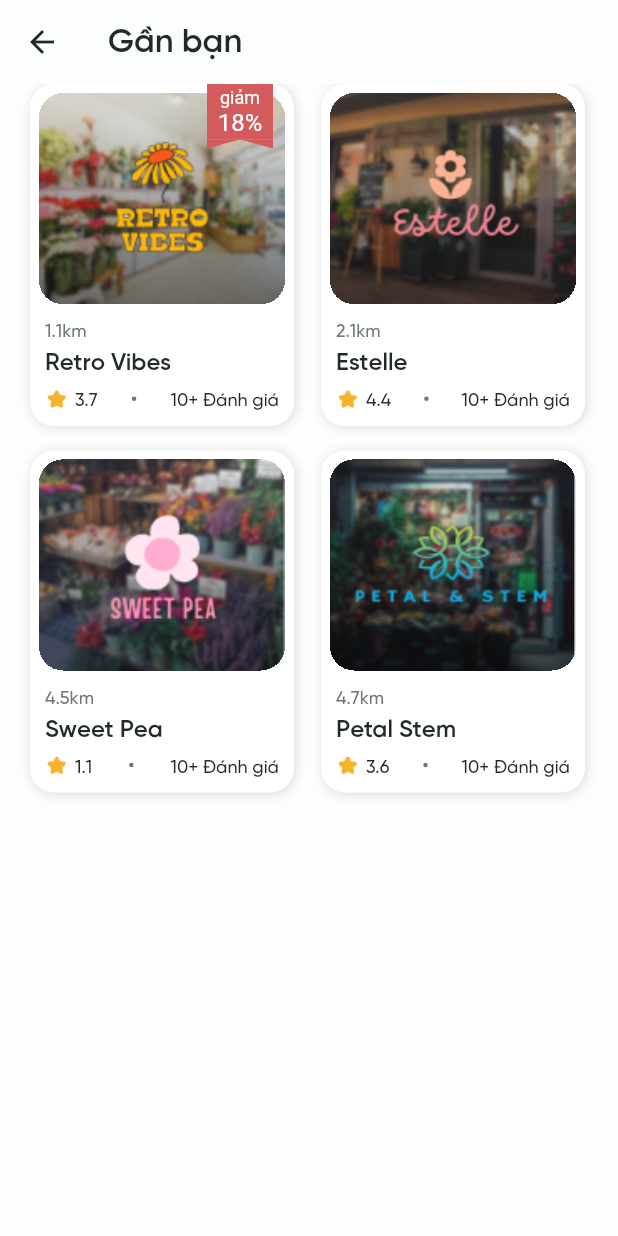
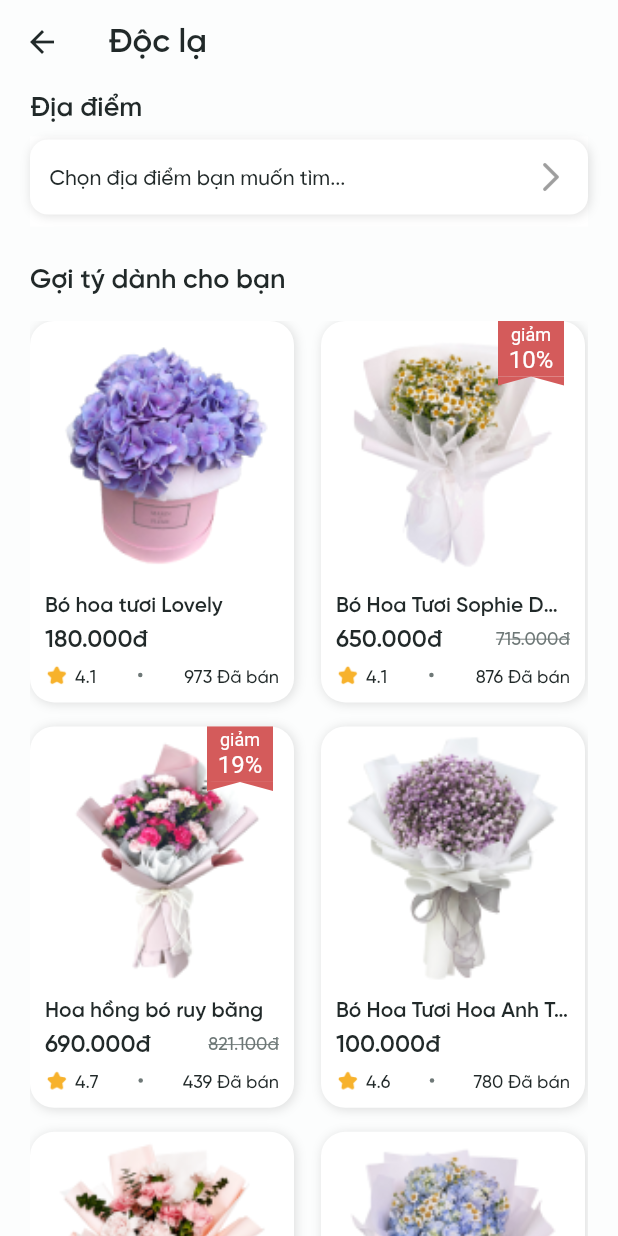
Before and after one commit to Nhatdote/flutter_flora, a Flutter app: the IndexScreen screen opened by its route, after a tap on "Độc lạ", on a phone screen of 412 x 824 dp. Run offline on Flutter 3.47's test engine with Material 2 defaults, Android fonts, the phone set to English and light mode, and no system bars; drawn by our look-alikes of dropdown_button2; our stand-ins replace camera, carousel_slider, flutter_keyboard_visibility, shared_preferences, smooth_page_indicator, video_player and 1 more; accounts and stored records are empty; network calls fail.

Commit message:
UPdate strange screen

```diff
--- /dev/null
+++ b/lib/api.dart
@@ -0,0 +1,26 @@
+import 'dart:convert';
+
+import 'package:http/http.dart' as http;
+
+class API {
+  static Future<List<Map<String, dynamic>>> get districts async {
+    const String api = 'https://provinces.open-api.vn/api/p/1?depth=2';
+
+    var res = await http.get(Uri.parse(api));
+
+    if (res.statusCode == 200) {
+      String responseString = utf8.decode(res.bodyBytes);
+      Map<String, dynamic> body = jsonDecode(responseString);
+      List districts = body['districts'];
+
+      return districts.map((h) {
+        return {
+          'id': h['code'],
+          'name': h['name'],
+        };
+      }).toList();
+    }
+
+    return [];
+  }
+}
--- a/lib/db.dart
+++ b/lib/db.dart
@@ -90,12 +90,12 @@ class DB {
       {
         'icon': 'assets/images/etc/feature_strange.png',
         'label': 'Độc lạ',
-        'route': '/near-you',
+        'route': '/strange',
       },
       {
         'icon': 'assets/images/etc/feature_other.png',
         'label': 'Khác',
-        'route': '/near-you',
+        'route': '/other',
       }
     ];
   }
--- a/lib/routes.dart
+++ b/lib/routes.dart
@@ -1,9 +1,11 @@
 import 'package:flora/screens/error.dart';
 import 'package:flora/screens/feature/near_you.dart';
+import 'package:flora/screens/feature/other.dart';
+import 'package:flora/screens/feature/strange.dart';
 import 'package:flora/screens/home/index.dart';
 import 'package:flora/screens/login.dart';
 import 'package:flora/screens/onboarding.dart';
-import 'package:flora/screens/promotion.dart';
+import 'package:flora/screens/feature/promotion.dart';
 import 'package:flora/screens/register/form.dart';
 import 'package:flora/screens/register/otp.dart';
 import 'package:flora/screens/register/phone.dart';
@@ -23,6 +25,8 @@ class AppRoute {
   static const String login = '/login';
   static const String promotion = '/promotion';
   static const String nearYou = '/near-you';
+  static const String other = '/other';
+  static const String strange = '/strange';
 
   // Routes is not have any agruments
   static Map<String, Widget> simpleRoutes = {
@@ -33,6 +37,8 @@ class AppRoute {
     registerSuccess: const RegisterSuccessScreen(),
     login: const LoginScreen(),
     nearYou: const NearYouScreen(),
+    other: const OtherScreen(),
+    strange: const StrangeScreen()
   };
 
   static onGenerateRoute(RouteSettings settings) {
--- /dev/null
+++ b/lib/screens/feature/strange.dart
@@ -0,0 +1,233 @@
+import 'dart:math';
+
+import 'package:dropdown_button2/dropdown_button2.dart';
+import 'package:flora/api.dart';
+import 'package:flora/constans/color.dart';
+import 'package:flora/constans/style.dart';
+import 'package:flora/db.dart';
+import 'package:flora/widgets/app_header.dart';
+import 'package:flutter/material.dart';
+import '../../constans/constan.dart';
+import '../../constans/space.dart';
+import '../../widgets/card/product_card.dart';
+
+class StrangeScreen extends StatefulWidget {
+  const StrangeScreen({super.key});
+
+  @override
+  State<StrangeScreen> createState() => _StrangeScreenState();
+}
+
+class _StrangeScreenState extends State<StrangeScreen>
+    with SingleTickerProviderStateMixin {
+  List<ProductModel> items = [];
+  List<Map<String, dynamic>> districts = [];
+  int? districSeleted;
+  bool isDistrictOpend = false;
+  bool finding = false;
+  late AnimationController _animationController;
+  late Animation<double> _animation;
+
+  @override
+  void initState() {
+    super.initState();
+    items = DB.getFlowers();
+    getDistricts();
+    _animationController = AnimationController(
+      duration: const Duration(milliseconds: 200),
+      vsync: this,
+    );
+    _animation = Tween<double>(begin: 0, end: 1).animate(_animationController);
+  }
+
+  @override
+  void dispose() {
+    _animationController.dispose();
+    super.dispose();
+  }
+
+  Future<void> getDistricts() async {
+    var api = await API.districts;
+
+    setState(() {
+      districts = api;
+    });
+  }
+
+  Future<void> onDistrictChange(value) async {
+    setState(() {
+      districSeleted = value as int;
+      finding = true;
+    });
+
+    await Future.delayed(const Duration(seconds: 1));
+
+    setState(() {
+      finding = false;
+    });
+  }
+
+  void _onMenuStateChange(isOpen) {
+    setState(() => isDistrictOpend = isOpen);
+
+    if (isOpen) {
+      _animationController.forward(); // Bắt đầu animation
+    } else {
+      _animationController.reverse(); // Kết thúc animation
+    }
+  }
+
+  @override
+  Widget build(BuildContext context) {
+    return Scaffold(
+      backgroundColor: AppColor.background,
+      appBar: const SimpleAppHeader('Độc lạ'),
+      body: RefreshIndicator(
+        onRefresh: () async {
+          await Future.delayed(const Duration(seconds: 1));
+
+          items.shuffle(Random());
+          setState(() {
+            items = items;
+          });
+        },
+        child: Padding(
+          padding: const EdgeInsets.symmetric(horizontal: AppSpace.xl),
+          child: Column(
+            crossAxisAlignment: CrossAxisAlignment.start,
+            children: [
+              const Text(
+                'Địa điểm',
+                style: AppStyle.textHeading3,
+              ),
+              const SizedBox(height: 8),
+              DropdownButton2(
+                alignment: Alignment.topCenter,
+                value: districSeleted,
+                items: districts.map((h) {
+                  return DropdownMenuItem(
+                    value: h['id'],
+                    child: Text(h['name']),
+                  );
+                }).toList(),
+                menuItemStyleData: MenuItemStyleData(
+                  selectedMenuItemBuilder: (context, child) {
+                    return Container(
+                      decoration: const BoxDecoration(
+                        color: Colors.black12,
+                      ),
+                      child: child,
+                    );
+                  },
+                ),
+                onChanged: onDistrictChange,
+                onMenuStateChange: _onMenuStateChange,
+                isExpanded: true,
+                underline: Container(
+                  height: 50,
+                  alignment: Alignment.centerLeft,
+                  padding: const EdgeInsets.only(left: AppSpace.sm),
+                  decoration: BoxDecoration(
+                    boxShadow: const [AppStyle.boxShadowSm],
+                    color: Colors.white,
+                    borderRadius: BorderRadius.circular(12),
+                    border: Border.all(
+                      color: isDistrictOpend
+                          ? AppColor.primary
+                          : Colors.transparent,
+                    ),
+                  ),
+                  child: Row(
+                    children: [
+                      Expanded(
+                        child: Text(
+                          districSeleted == null
+                              ? 'Chọn địa điểm bạn muốn tìm...'
+                              : districts.firstWhere(
+                                  (h) => h['id'] == districSeleted)['name'],
+                        ),
+                      ),
+                      Padding(
+                        padding: const EdgeInsets.only(right: AppSpace.sm),
+                        child: AnimatedBuilder(
+                          animation: _animation,
+                          builder: (context, child) {
+                            return Transform.rotate(
+                              angle: _animation.value * 0.5 * pi,
+                              child: const Icon(
+                                Icons.arrow_forward_ios_rounded,
+                                color: Colors.black38,
+                              ),
+                            );
+                          },
+                        ),
+                      ),
+                    ],
+                  ),
+                ),
+                buttonStyleData: const ButtonStyleData(
+                  height: 60,
+                  decoration: BoxDecoration(
+                    color: Colors.white,
+                  ),
+                ),
+                dropdownStyleData: DropdownStyleData(
+                  elevation: 0,
+                  maxHeight: 300,
+                  decoration: BoxDecoration(
+                    border: Border.all(
+                      color: AppColor.primary,
+                    ),
+                    borderRadius: BorderRadius.circular(10),
+                  ),
+                ),
+              ),
+              const SizedBox(height: AppSpace.xl),
+              Row(
+                children: [
+                  Text(
+                    districSeleted == null
+                        ? 'Gợi tý dành cho bạn'
+                        : 'Sản phẩm dành cho bạn',
+                    style: AppStyle.textHeading3,
+                  ),
+                  const Spacer(),
+                  Text(
+                    districSeleted == null
+                        ? ''
+                        : districts.firstWhere(
+                            (h) => h['id'] == districSeleted)['name'],
+                  ),
+                ],
+              ),
+              const SizedBox(height: AppSpace.md),
+              finding
+                  ? Container(
+                      padding: const EdgeInsets.only(top: AppSpace.xxl * 2),
+                      alignment: Alignment.center,
+                      child: const CircularProgressIndicator(),
+                    )
+                  : Expanded(
+                      child: GridView.builder(
+                        shrinkWrap: true,
+                        gridDelegate: SliverGridDelegateWithFixedCrossAxisCount(
+                          crossAxisCount: 2,
+                          crossAxisSpacing: AppSpace.md,
+                          mainAxisSpacing: AppSpace.md,
+                          childAspectRatio: AppConstant.productRatio,
+                        ),
+                        itemCount: items.length,
+                        itemBuilder: (context, index) {
+                          return ProductCard(
+                            product: items[index],
+                          );
+                        },
+                      ),
+                    ),
+            ],
+          ),
+        ),
+      ),
+    );
+  }
+}
--- a/lib/screens/home/home.dart
+++ b/lib/screens/home/home.dart
@@ -35,7 +35,11 @@ class _HomeScreenState extends State<HomeScreen> {
 
   @override
   Widget build(BuildContext context) {
-    return CustomScrollView(
+    return RefreshIndicator(
+      onRefresh: () async {
+        await Future.delayed(const Duration(seconds: 2));
+      },
+      child: CustomScrollView(
         slivers: [
           const SliverAppHeader(),
           const SliverToBoxAdapter(
@@ -88,6 +92,7 @@ class _HomeScreenState extends State<HomeScreen> {
             ],
           ),
         ],
+      ),
     );
   }
 }
--- a/lib/screens/home/index.dart
+++ b/lib/screens/home/index.dart
@@ -107,15 +107,9 @@ class _IndexScreenState extends State<IndexScreen> {
   @override
   Widget build(BuildContext context) {
     Toast.initialize(context);
-    // final Map<String, dynamic> currentScreen = _screens[_currentIndex];
 
     return Scaffold(
       backgroundColor: AppColor.background,
-      // appBar: AppBar(
-      //   title: currentScreen['title'],
-      //   backgroundColor: Colors.transparent,
-      //   elevation: 0,
-      // ),
       body: IndexedStack(
         index: _currentIndex,
         children: _screens.map((h) => h['widget'] as Widget).toList(),
--- a/pubspec.yaml
+++ b/pubspec.yaml
@@ -38,7 +38,7 @@ dependencies:
   uuid: ^3.0.7
   video_player: ^2.7.0
   carousel_slider: ^4.2.1
-
+  http: ^1.1.0
 
   # The following adds the Cupertino Icons font to your application.
   # Use with the CupertinoIcons class for iOS style icons.
@@ -46,6 +46,7 @@ dependencies:
   camera: ^0.10.5+2
   path_provider: ^2.0.15
   path: ^1.8.3
+  dropdown_button2: ^2.1.4
 
 dev_dependencies:
   flutter_test:
```
Also changed, not shown: lib/screens/feature/other.dart (added, +145 -0 lines), lib/screens/feature/promotion.dart (added, +119 -0 lines), lib/screens/promotion.dart (deleted, +0 -90 lines), assets/images/layout/other.png (added), pubspec.lock. Lines whose indentation alone changed are shown as unchanged.
